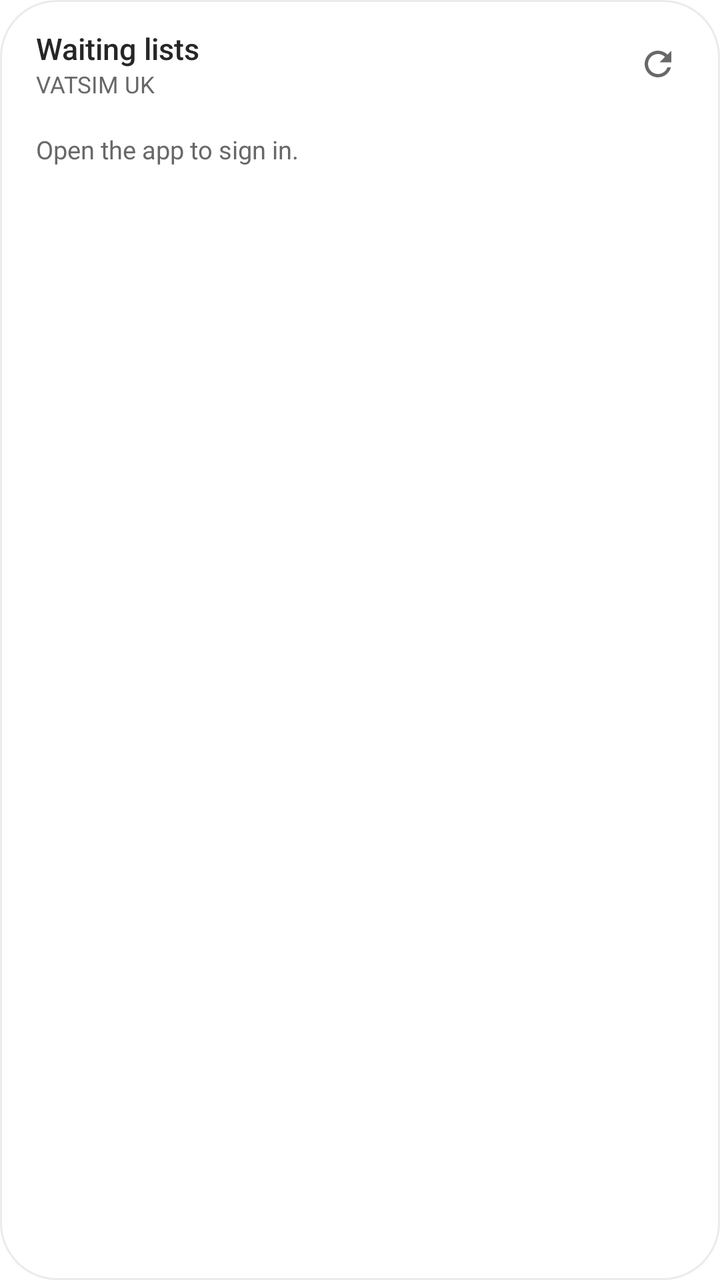
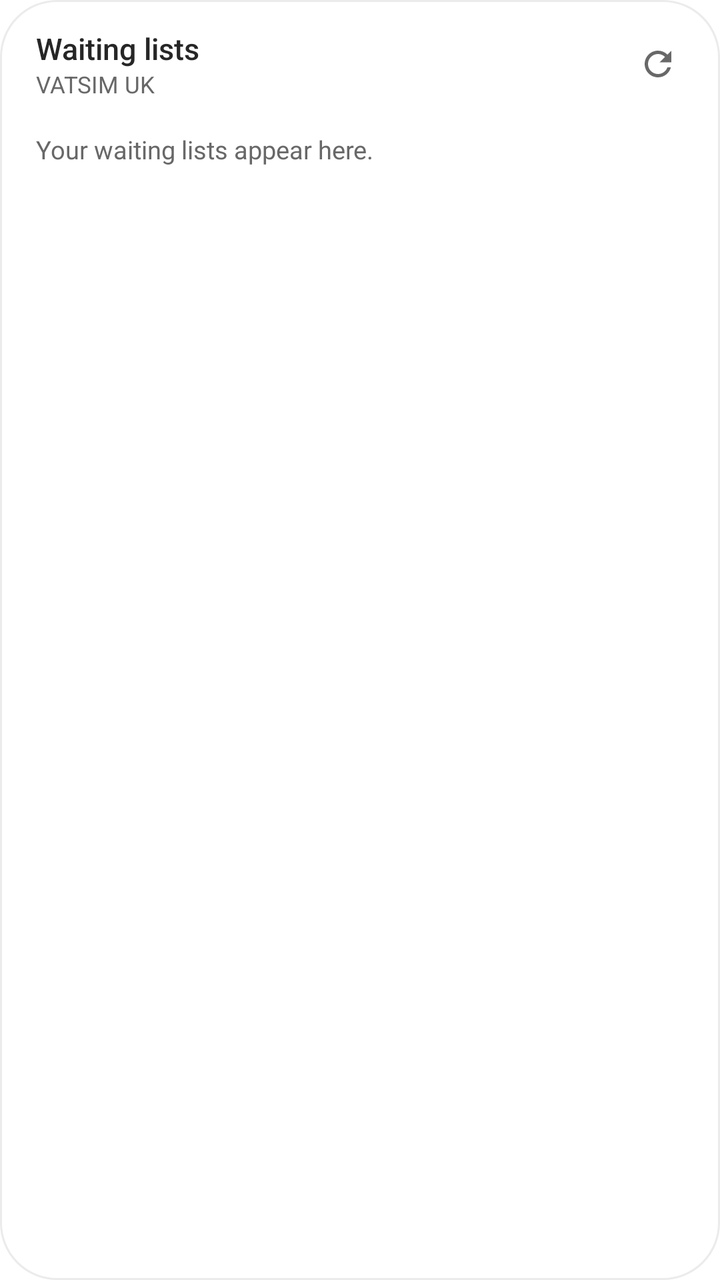

An Android layout rendered at two revisions. The XML below is the earlier revision; the diff shows what the commit changed to produce the second picture.
<!-- AndroidManifest.xml: application theme Theme.WaitingList -->
<!-- res/layout/widget_large.xml -->
<?xml version="1.0" encoding="utf-8"?>
<LinearLayout xmlns:android="http://schemas.android.com/apk/res/android"
    android:id="@+id/widget_root"
    android:layout_width="match_parent"
    android:layout_height="match_parent"
    android:background="@drawable/widget_bg"
    android:orientation="vertical"
    android:padding="14dp">

    <LinearLayout
        android:layout_width="match_parent"
        android:layout_height="wrap_content"
        android:gravity="center_vertical"
        android:orientation="horizontal"
        android:paddingStart="4dp">

        <LinearLayout
            android:layout_width="0dp"
            android:layout_height="wrap_content"
            android:layout_weight="1"
            android:orientation="vertical">

            <TextView
                android:layout_width="wrap_content"
                android:layout_height="wrap_content"
                android:fontFamily="sans-serif-medium"
                android:text="Waiting lists"
                android:textColor="@color/panel_foreground"
                android:textSize="15sp" />

            <TextView
                android:id="@+id/subtitle"
                android:layout_width="wrap_content"
                android:layout_height="wrap_content"
                android:maxLines="1"
                android:ellipsize="end"
                android:text="VATSIM UK"
                android:textColor="@color/panel_muted"
                android:textSize="11.5sp" />
        </LinearLayout>

        <TextView
            android:id="@+id/badge_ok"
            android:layout_width="wrap_content"
            android:layout_height="22dp"
            android:layout_marginStart="6dp"
            android:background="@drawable/badge_success"
            android:gravity="center"
            android:paddingStart="8dp"
            android:paddingEnd="8dp"
            android:text="Up to date"
            android:textColor="@color/success_foreground"
            android:textSize="11sp"
            android:fontFamily="sans-serif-medium"
            android:visibility="gone" />
        <TextView
            android:id="@+id/badge_checking"
            android:layout_width="wrap_content"
            android:layout_height="22dp"
            android:layout_marginStart="6dp"
            android:background="@drawable/badge_info"
            android:gravity="center"
            android:paddingStart="8dp"
            android:paddingEnd="8dp"
            android:text="Checking"
            android:textColor="@color/info_foreground"
            android:textSize="11sp"
            android:fontFamily="sans-serif-medium"
            android:visibility="gone" />
        <TextView
            android:id="@+id/badge_sign_in"
            android:layout_width="wrap_content"
            android:layout_height="22dp"
            android:layout_marginStart="6dp"
            android:background="@drawable/badge_warning"
            android:gravity="center"
            android:paddingStart="8dp"
            android:paddingEnd="8dp"
            android:text="Sign in"
            android:textColor="@color/warning_foreground"
            android:textSize="11sp"
            android:fontFamily="sans-serif-medium"
            android:visibility="gone" />
        <TextView
            android:id="@+id/badge_error"
            android:layout_width="wrap_content"
            android:layout_height="22dp"
            android:layout_marginStart="6dp"
            android:background="@drawable/badge_destructive"
            android:gravity="center"
            android:paddingStart="8dp"
            android:paddingEnd="8dp"
            android:text="Error"
            android:textColor="@color/destructive_foreground"
            android:textSize="11sp"
            android:fontFamily="sans-serif-medium"
            android:visibility="gone" />

        <ImageView
            android:id="@+id/refresh"
            android:layout_width="34dp"
            android:layout_height="34dp"
            android:layout_marginStart="4dp"
            android:contentDescription="Check now"
            android:padding="7dp"
            android:src="@drawable/ic_refresh" />
    </LinearLayout>

    <TextView
        android:id="@+id/alert"
        android:layout_width="match_parent"
        android:layout_height="wrap_content"
        android:layout_marginTop="10dp"
        android:background="@drawable/alert_warning"
        android:padding="10dp"
        android:textColor="@color/panel_foreground"
        android:textSize="12.5sp"
        android:maxLines="2"
        android:ellipsize="end"
        android:visibility="gone" />

    <LinearLayout
        android:id="@+id/rows"
        android:layout_width="match_parent"
        android:layout_height="wrap_content"
        android:layout_marginTop="8dp"
        android:divider="@drawable/divider"
        android:orientation="vertical"
        android:showDividers="middle" />

    <TextView
        android:id="@+id/empty"
        android:layout_width="match_parent"
        android:layout_height="wrap_content"
        android:paddingStart="4dp"
        android:paddingTop="8dp"
        android:text="Open the app to sign in."
        android:textColor="@color/panel_muted"
        android:textSize="12.5sp" />
</LinearLayout>
<!-- resources referenced by this layout -->
<resources>
  <color name="destructive_foreground">#B91C1C</color>
  <color name="info_foreground">#1D4ED8</color>
  <color name="panel_foreground">#262626</color>
  <color name="panel_muted">#686868</color>
  <color name="success_foreground">#047857</color>
  <color name="warning_foreground">#B45309</color>
  <!-- drawable alert_warning (drawable) -->
  <?xml version="1.0" encoding="utf-8"?>
  <shape xmlns:android="http://schemas.android.com/apk/res/android" android:shape="rectangle">
      <solid android:color="@color/warning_tint" />
      <corners android:radius="10dp" />
  </shape>
  <!-- drawable badge_destructive (drawable) -->
  <?xml version="1.0" encoding="utf-8"?>
  <shape xmlns:android="http://schemas.android.com/apk/res/android" android:shape="rectangle">
      <solid android:color="@color/destructive_tint" />
      <corners android:radius="6dp" />
  </shape>
  <!-- drawable badge_info (drawable) -->
  <?xml version="1.0" encoding="utf-8"?>
  <shape xmlns:android="http://schemas.android.com/apk/res/android" android:shape="rectangle">
      <solid android:color="@color/info_tint" />
      <corners android:radius="6dp" />
  </shape>
  <!-- drawable badge_success (drawable) -->
  <?xml version="1.0" encoding="utf-8"?>
  <shape xmlns:android="http://schemas.android.com/apk/res/android" android:shape="rectangle">
      <solid android:color="@color/success_tint" />
      <corners android:radius="6dp" />
  </shape>
  <!-- drawable badge_warning (drawable) -->
  <?xml version="1.0" encoding="utf-8"?>
  <shape xmlns:android="http://schemas.android.com/apk/res/android" android:shape="rectangle">
      <solid android:color="@color/warning_tint" />
      <corners android:radius="6dp" />
  </shape>
  <!-- drawable divider (drawable) -->
  <?xml version="1.0" encoding="utf-8"?>
  <shape xmlns:android="http://schemas.android.com/apk/res/android" android:shape="rectangle">
      <solid android:color="@color/panel_border" />
      <size android:height="1dp" />
  </shape>
  <!-- drawable ic_refresh (drawable) -->
  <vector xmlns:android="http://schemas.android.com/apk/res/android"
      android:width="24dp" android:height="24dp" android:viewportWidth="24" android:viewportHeight="24">
      <path android:fillColor="@color/panel_muted"
          android:pathData="M17.65,6.35C16.2,4.9 14.21,4 12,4c-4.42,0 -7.99,3.58 -7.99,8s3.57,8 7.99,8c3.73,0 6.84,-2.55 7.73,-6h-2.08c-0.82,2.33 -3.04,4 -5.65,4 -3.31,0 -6,-2.69 -6,-6s2.69,-6 6,-6c1.66,0 3.14,0.69 4.22,1.78L13,11h7V4l-2.35,2.35z" />
  </vector>
  <!-- drawable widget_bg (drawable) -->
  <?xml version="1.0" encoding="utf-8"?>
  <shape xmlns:android="http://schemas.android.com/apk/res/android" android:shape="rectangle">
      <solid android:color="@color/panel_card" />
      <corners android:radius="@dimen/widget_radius" />
      <stroke android:width="1dp" android:color="@color/panel_border" />
  </shape>
  <style name="Theme.WaitingList" parent="android:Theme.Material.Light.NoActionBar">
          <item name="android:windowBackground">@color/panel_background</item>
      </style>
  <color name="warning_tint">#FEF7EB</color>
  <color name="destructive_tint">#FEF0F0</color>
  <color name="info_tint">#EFF5FE</color>
  <color name="success_tint">#ECF9F5</color>
  <color name="panel_border">#EBEBEB</color>
  <color name="panel_card">#FFFFFF</color>
  <dimen name="widget_radius">20dp</dimen>
  <color name="panel_background">#FFFFFF</color>
</resources>

<!-- the commit's change to res/layout/widget_large.xml (unified diff, before → after) -->
@@ -134,7 +134,7 @@
         android:layout_height="wrap_content"
         android:paddingStart="4dp"
         android:paddingTop="8dp"
-        android:text="Open the app to sign in."
+        android:text="Your waiting lists appear here."
         android:textColor="@color/panel_muted"
         android:textSize="12.5sp" />
 </LinearLayout>
